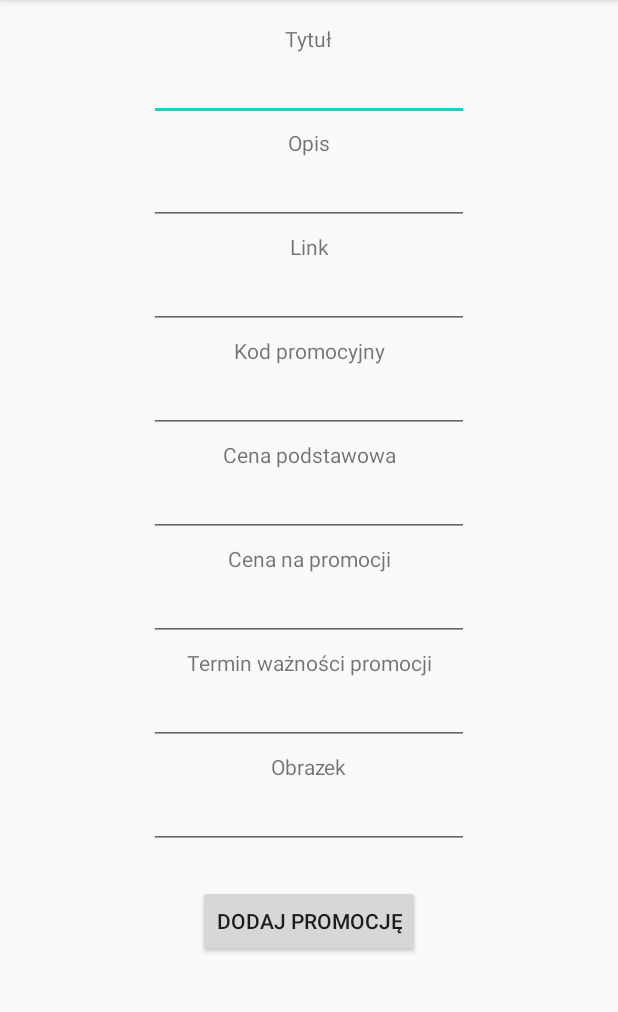
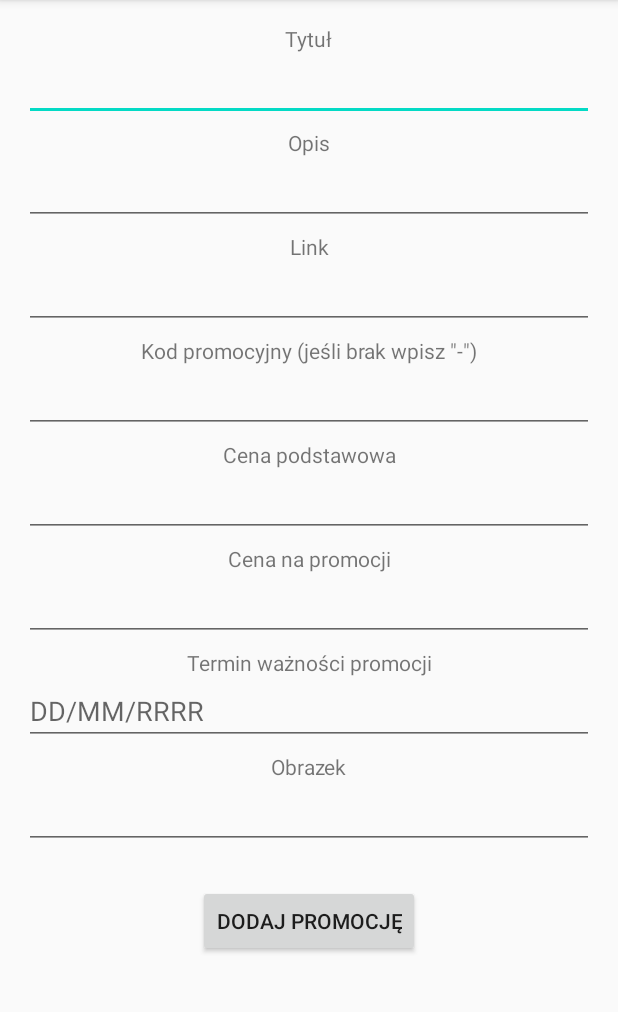
Before and after one commit to dgoleniewski/PromocjeApp, an Android app: the AddNewDiscount screen opened directly, with no data from a screen before it, on a phone screen of 412 x 824 dp, the part 84-1096 px from its top. Run offline under Robolectric (Android 15) with nearby library versions, the phone set to English and light mode, and no system bars; our stand-ins replace Firebase (no records; nobody signed in at launch, a user with empty details on screens opened directly).

Commit message:
Update activity_add_new_discount.xml

```diff
--- a/app/src/main/res/layout/activity_add_new_discount.xml
+++ b/app/src/main/res/layout/activity_add_new_discount.xml
@@ -4,6 +4,8 @@
     xmlns:tools="http://schemas.android.com/tools"
     android:layout_width="match_parent"
     android:layout_height="match_parent"
+    android:layout_marginLeft="8dp"
+    android:layout_marginRight="8dp"
     tools:context=".AddNewDiscount">
 
     <TextView
@@ -19,8 +21,10 @@
 
     <EditText
         android:id="@+id/titleEditText"
-        android:layout_width="wrap_content"
+        android:layout_width="0dp"
         android:layout_height="wrap_content"
+        android:layout_marginLeft="8dp"
+        android:layout_marginRight="8dp"
         android:ems="10"
         android:inputType="textPersonName"
         app:layout_constraintEnd_toEndOf="parent"
@@ -40,9 +44,11 @@
 
     <EditText
         android:id="@+id/descriptionEditText"
-        android:layout_width="wrap_content"
+        android:layout_width="0dp"
         android:layout_height="wrap_content"
+        android:layout_marginLeft="8dp"
         android:layout_marginTop="24dp"
+        android:layout_marginRight="8dp"
         android:ems="10"
         android:inputType="textPersonName"
         app:layout_constraintEnd_toEndOf="parent"
@@ -62,9 +68,11 @@
 
     <EditText
         android:id="@+id/linkEditText"
-        android:layout_width="wrap_content"
+        android:layout_width="0dp"
         android:layout_height="wrap_content"
+        android:layout_marginLeft="8dp"
         android:layout_marginTop="24dp"
+        android:layout_marginRight="8dp"
         android:ems="10"
         android:inputType="textPersonName"
         app:layout_constraintEnd_toEndOf="parent"
@@ -76,7 +84,7 @@
         android:id="@+id/codeTextView"
         android:layout_width="wrap_content"
         android:layout_height="wrap_content"
-        android:text="Kod promocyjny"
+        android:text='Kod promocyjny (jeśli brak wpisz "-")'
         app:layout_constraintBottom_toTopOf="@+id/codeEditText"
         app:layout_constraintEnd_toEndOf="parent"
         app:layout_constraintHorizontal_bias="0.5"
@@ -84,9 +92,11 @@
 
     <EditText
         android:id="@+id/codeEditText"
-        android:layout_width="wrap_content"
+        android:layout_width="0dp"
         android:layout_height="wrap_content"
+        android:layout_marginLeft="8dp"
         android:layout_marginTop="24dp"
+        android:layout_marginRight="8dp"
         android:ems="10"
         android:inputType="textPersonName"
         app:layout_constraintEnd_toEndOf="parent"
@@ -106,9 +116,11 @@
 
     <EditText
         android:id="@+id/basicPriceEditText"
-        android:layout_width="wrap_content"
+        android:layout_width="0dp"
         android:layout_height="wrap_content"
+        android:layout_marginLeft="8dp"
         android:layout_marginTop="24dp"
+        android:layout_marginRight="8dp"
         android:ems="10"
         android:inputType="date"
         app:layout_constraintEnd_toEndOf="parent"
@@ -128,9 +140,11 @@
 
     <EditText
         android:id="@+id/discountPriceEditText"
-        android:layout_width="wrap_content"
+        android:layout_width="0dp"
         android:layout_height="wrap_content"
+        android:layout_marginLeft="8dp"
         android:layout_marginTop="24dp"
+        android:layout_marginRight="8dp"
         android:ems="10"
         android:inputType="numberDecimal"
         app:layout_constraintEnd_toEndOf="parent"
@@ -150,10 +164,13 @@
 
     <EditText
         android:id="@+id/endOfDiscountEditText"
-        android:layout_width="wrap_content"
+        android:layout_width="0dp"
         android:layout_height="wrap_content"
+        android:layout_marginLeft="8dp"
         android:layout_marginTop="24dp"
+        android:layout_marginRight="8dp"
         android:ems="10"
+        android:hint="DD/MM/RRRR"
         android:inputType="textPersonName"
         app:layout_constraintEnd_toEndOf="parent"
         app:layout_constraintHorizontal_bias="0.5"
@@ -172,9 +189,11 @@
 
     <EditText
         android:id="@+id/imageEditText"
-        android:layout_width="wrap_content"
+        android:layout_width="0dp"
         android:layout_height="wrap_content"
+        android:layout_marginLeft="8dp"
         android:layout_marginTop="24dp"
+        android:layout_marginRight="8dp"
         android:ems="10"
         android:inputType="textPersonName"
         app:layout_constraintEnd_toEndOf="parent"
```
